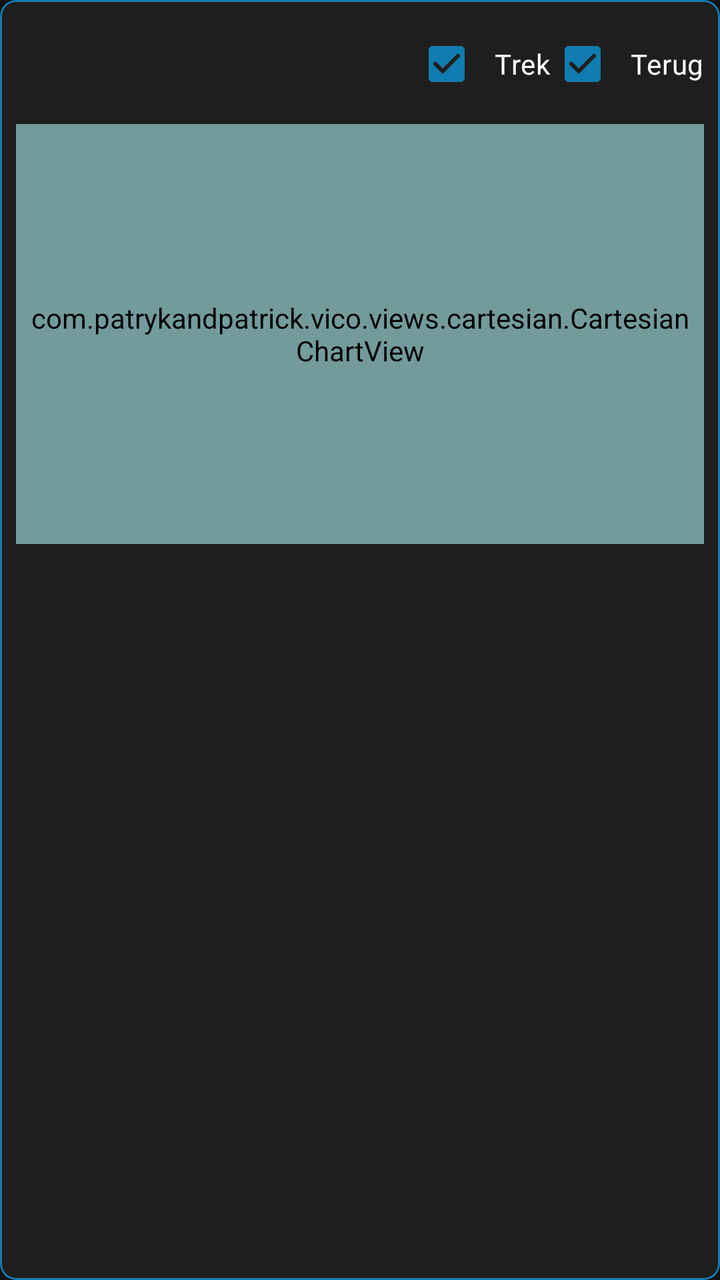
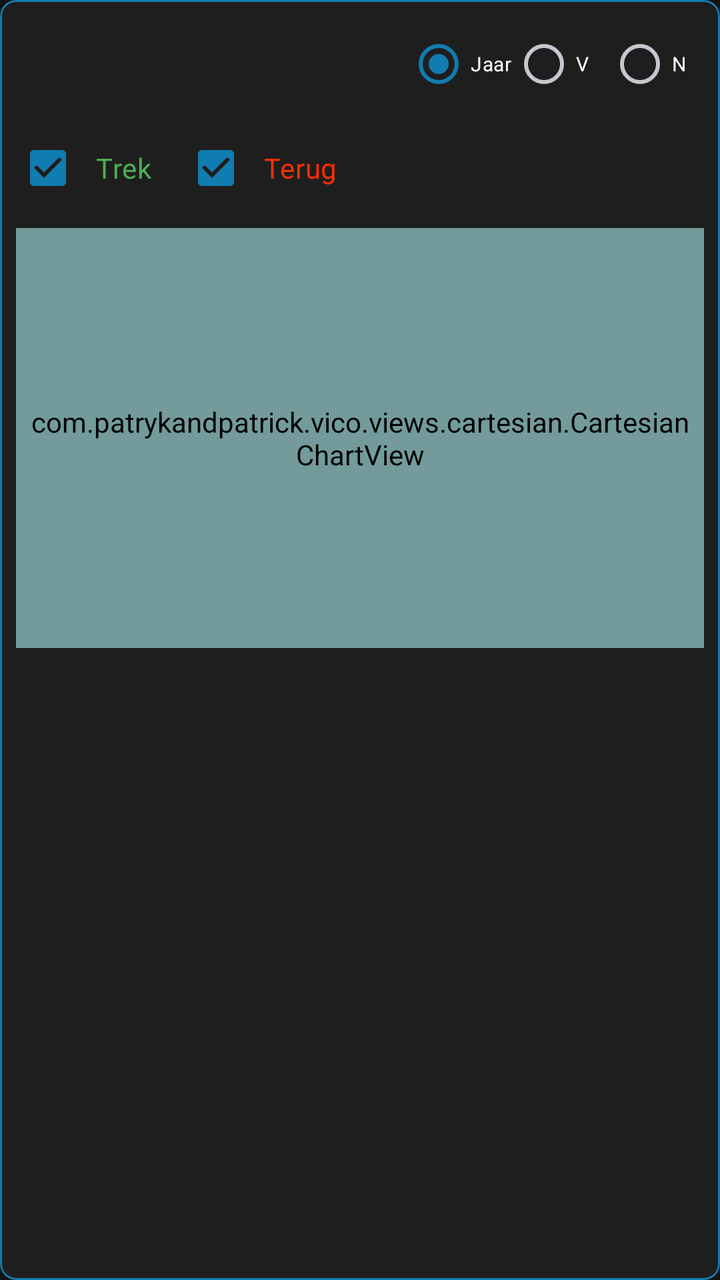

An Android layout rendered at two revisions. The XML below is the earlier revision; the diff shows what the commit changed to produce the second picture.
<!-- AndroidManifest.xml: application theme Theme.VT5.Dark -->
<!-- res/layout/item_wind_chart_card.xml -->
<?xml version="1.0" encoding="utf-8"?>
<com.google.android.material.card.MaterialCardView xmlns:android="http://schemas.android.com/apk/res/android"
    xmlns:app="http://schemas.android.com/apk/res-auto"
    android:layout_width="match_parent"
    android:layout_height="wrap_content"
    app:cardBackgroundColor="@color/vt5_dark_gray"
    app:cardCornerRadius="8dp"
    app:strokeColor="@color/vt5_light_blue"
    app:strokeWidth="1dp">

    <LinearLayout
        android:layout_width="match_parent"
        android:layout_height="wrap_content"
        android:orientation="vertical"
        android:padding="8dp">

        <LinearLayout
            android:layout_width="match_parent"
            android:layout_height="wrap_content"
            android:orientation="horizontal"
            android:gravity="center_vertical"
            android:layout_marginBottom="6dp">

            <TextView
                android:id="@+id/tvDirectionHeader"
                android:layout_width="0dp"
                android:layout_height="wrap_content"
                android:layout_marginEnd="3dp"
                android:layout_weight="1"
                android:textColor="@color/popup_bg_wit"
                android:textSize="12sp"
                android:textStyle="bold" />

            <CheckBox
                android:id="@+id/cbShowTrek"
                android:layout_width="wrap_content"
                android:layout_height="wrap_content"
                android:text="@string/chart_show_trek"
                android:textColor="@color/popup_bg_wit"
                android:buttonTint="@color/grafiek_lijnkleur"
                android:checked="true"
                android:paddingStart="8dp"
                android:paddingEnd="0dp" />

            <CheckBox
                android:id="@+id/cbShowReturn"
                android:layout_width="wrap_content"
                android:layout_height="wrap_content"
                android:text="@string/chart_show_return"
                android:textColor="@color/popup_bg_wit"
                android:buttonTint="@color/grafiek_lijnkleur_terug"
                android:checked="true"
                android:paddingStart="8dp"
                android:paddingEnd="0dp" />

        </LinearLayout>

        <com.patrykandpatrick.vico.views.cartesian.CartesianChartView
            android:id="@+id/chartDirection"
            android:layout_width="match_parent"
            android:layout_height="210dp"
            android:background="#000000"
            android:backgroundTint="#739B9B"
            android:padding="4dp" />
    </LinearLayout>

</com.google.android.material.card.MaterialCardView>
<!-- resources referenced by this layout -->
<resources>
  <color name="grafiek_lijnkleur">#4CAF50</color>
  <color name="grafiek_lijnkleur_terug">#FD2F01</color>
  <color name="popup_bg_wit">#FFFFFFFF</color>
  <color name="vt5_dark_gray">#1E1E1E</color>
  <color name="vt5_light_blue">#117CAF</color>
  <string name="chart_show_return">Terug</string>
  <string name="chart_show_trek">Trek</string>
  <color name="vt5_black">#121212</color>
  <color name="vt5_on_surface">@color/popup_bg_wit</color>
  <color name="vt5_white">#FFFFFF</color>
  <style name="Widget.VT5.Button" parent="Widget.Material3.Button">
          
          <item name="cornerRadius">@dimen/vt5_btn_corner</item>
          <item name="android:insetLeft">0dp</item>
          <item name="android:insetRight">0dp</item>
          <item name="android:insetTop">0dp</item>
          <item name="android:insetBottom">0dp</item>
          <item name="iconPadding">8dp</item>
          <item name="android:minHeight">48dp</item>
  
          
          <item name="backgroundTint">@color/vt5_light_blue</item>
          <item name="android:textColor">@color/vt5_white</item>
          <item name="rippleColor">?attr/colorPrimaryContainer</item>
  
          
          <item name="strokeColor">@color/vt5_light_gray</item>
          <item name="strokeWidth">0dp</item>
      </style>
  <style name="ThemeOverlay.VT5.MaterialAlertDialog" parent="ThemeOverlay.Material3.MaterialAlertDialog">
          <item name="buttonBarPositiveButtonStyle">@style/Widget.VT5.AlertDialog.Button</item>
          <item name="buttonBarNegativeButtonStyle">@style/Widget.VT5.AlertDialog.Button</item>
          <item name="buttonBarNeutralButtonStyle">@style/Widget.VT5.AlertDialog.Button</item>
      </style>
  <!-- drawable vt5_btn_selector (drawable) -->
  <?xml version="1.0" encoding="utf-8"?>
  <selector xmlns:android="http://schemas.android.com/apk/res/android">
  
      
      <item android:state_checked="true" android:drawable="@drawable/vt5_btn_checked" />
  
      
      <item android:state_pressed="true" android:drawable="@drawable/vt5_btn_pressed" />
  
      
      <item android:drawable="@drawable/vt5_btn_unchecked" />
  </selector>
  <dimen name="vt5_btn_stroke">1dp</dimen>
  <dimen name="vt5_btn_corner">6dp</dimen>
  <color name="vt5_light_gray">#5D748C</color>
  <style name="Widget.VT5.AlertDialog.Button" parent="Widget.Material3.Button.TextButton.Dialog">
          <item name="android:textColor">@color/vt5_white</item>
      </style>
  <!-- drawable vt5_btn_checked (drawable) -->
  <?xml version="1.0" encoding="utf-8"?>
  <shape xmlns:android="http://schemas.android.com/apk/res/android" android:shape="rectangle">
      
      <solid android:color="@color/vt5_light_blue" />
      
      <corners android:radius="@dimen/vt5_btn_corner" />
      
      <padding android:left="8dp" android:top="6dp" android:right="8dp" android:bottom="6dp" />
  </shape>
  <!-- drawable vt5_btn_pressed (drawable) -->
  <?xml version="1.0" encoding="utf-8"?>
  <shape xmlns:android="http://schemas.android.com/apk/res/android" android:shape="rectangle">
      
      <solid android:color="@color/vt5_light_blue" />
      <corners android:radius="@dimen/vt5_btn_corner" />
      <padding android:left="8dp" android:top="6dp" android:right="8dp" android:bottom="6dp" />
  </shape>
  <!-- drawable vt5_btn_unchecked (drawable) -->
  <?xml version="1.0" encoding="utf-8"?>
  <shape xmlns:android="http://schemas.android.com/apk/res/android" android:shape="rectangle">
      
      <solid android:color="@color/vt5_black" />
      
      <stroke android:width="@dimen/vt5_btn_stroke" android:color="@color/vt5_light_blue" />
      <corners android:radius="@dimen/vt5_btn_corner" />
      <padding android:left="8dp" android:top="6dp" android:right="8dp" android:bottom="6dp" />
  </shape>
  <!-- unchanged entries left out for length: 2 -->
</resources>

<!-- the commit's change to res/layout/item_wind_chart_card.xml (unified diff, before → after) -->
@@ -19,7 +19,7 @@
             android:layout_height="wrap_content"
             android:orientation="horizontal"
             android:gravity="center_vertical"
-            android:layout_marginBottom="6dp">
+            android:layout_marginBottom="4dp">
 
             <TextView
                 android:id="@+id/tvDirectionHeader"
@@ -27,31 +27,70 @@
                 android:layout_height="wrap_content"
                 android:layout_marginEnd="3dp"
                 android:layout_weight="1"
-                android:textColor="@color/popup_bg_wit"
-                android:textSize="12sp"
+                android:textColor="@color/vt5_white"
+                android:textSize="14sp"
                 android:textStyle="bold" />
+
+            <RadioGroup
+                android:id="@+id/rgSeason"
+                android:layout_width="wrap_content"
+                android:layout_height="wrap_content"
+                android:orientation="horizontal">
+                <RadioButton
+                    android:id="@+id/rbYear"
+                    android:layout_width="wrap_content"
+                    android:layout_height="wrap_content"
+                    android:text="Jaar"
+                    android:textColor="@color/vt5_white"
+                    android:textSize="10sp"
+                    android:checked="true"
+                    android:buttonTint="@color/vt5_white" />
+                <RadioButton
+                    android:id="@+id/rbSpring"
+                    android:layout_width="wrap_content"
+                    android:layout_height="wrap_content"
+                    android:text="V"
+                    android:textColor="@color/vt5_white"
+                    android:textSize="10sp"
+                    android:buttonTint="@color/vt5_white" />
+                <RadioButton
+                    android:id="@+id/rbAutumn"
+                    android:layout_width="wrap_content"
+                    android:layout_height="wrap_content"
+                    android:text="N"
+                    android:textColor="@color/vt5_white"
+                    android:textSize="10sp"
+                    android:buttonTint="@color/vt5_white" />
+            </RadioGroup>
+        </LinearLayout>
+
+        <LinearLayout
+            android:layout_width="match_parent"
+            android:layout_height="wrap_content"
+            android:orientation="horizontal"
+            android:gravity="center_vertical"
+            android:layout_marginBottom="6dp">
 
             <CheckBox
                 android:id="@+id/cbShowTrek"
                 android:layout_width="wrap_content"
                 android:layout_height="wrap_content"
                 android:text="@string/chart_show_trek"
-                android:textColor="@color/popup_bg_wit"
+                android:textColor="@color/grafiek_lijnkleur"
                 android:buttonTint="@color/grafiek_lijnkleur"
                 android:checked="true"
-                android:paddingStart="8dp"
-                android:paddingEnd="0dp" />
+                android:paddingStart="8dp" />
 
             <CheckBox
                 android:id="@+id/cbShowReturn"
                 android:layout_width="wrap_content"
                 android:layout_height="wrap_content"
+                android:layout_marginStart="16dp"
                 android:text="@string/chart_show_return"
-                android:textColor="@color/popup_bg_wit"
+                android:textColor="@color/grafiek_lijnkleur_terug"
                 android:buttonTint="@color/grafiek_lijnkleur_terug"
                 android:checked="true"
-                android:paddingStart="8dp"
-                android:paddingEnd="0dp" />
+                android:paddingStart="8dp" />
 
         </LinearLayout>
 
